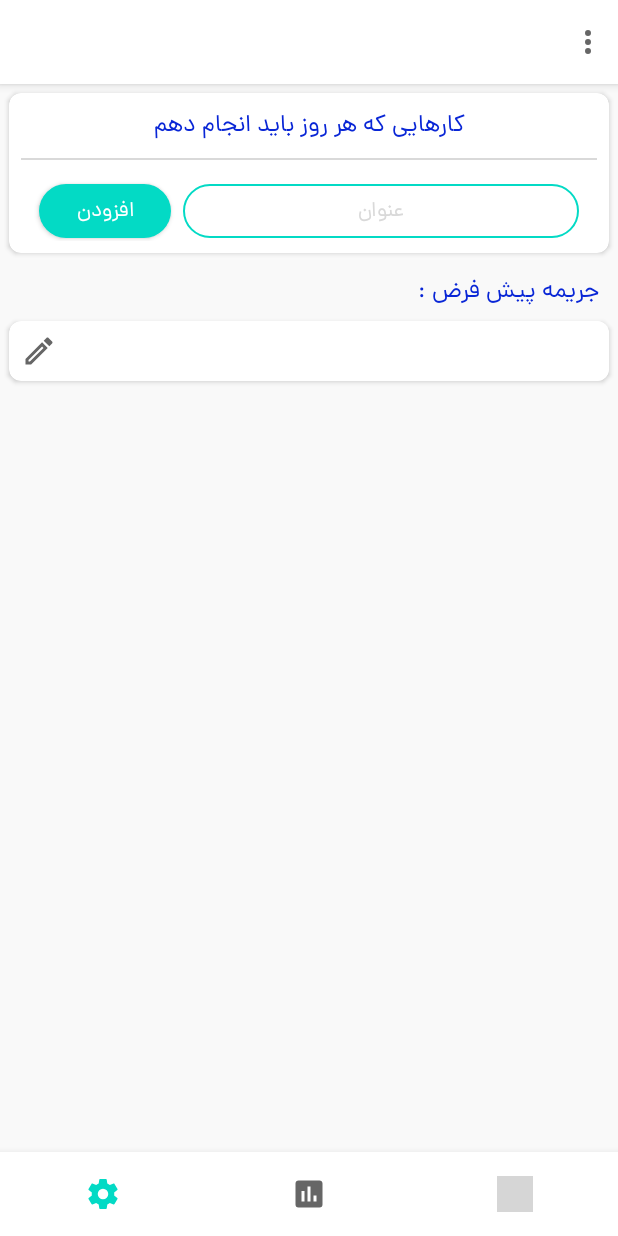
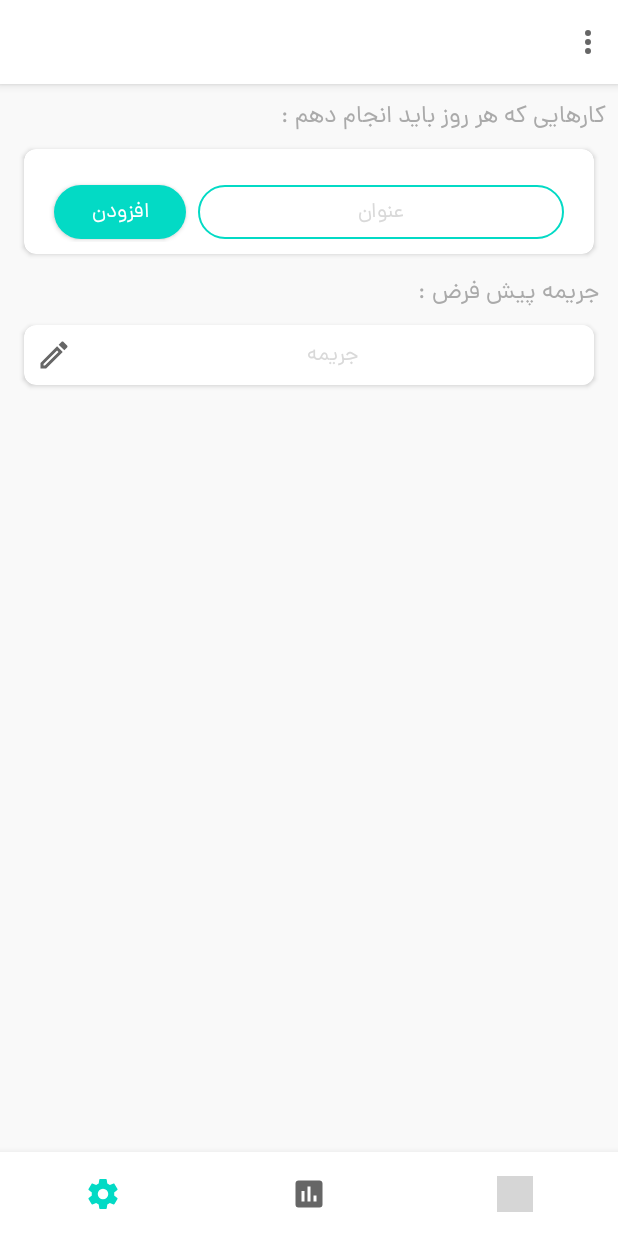
Before and after one commit to AbbasAtaei1991/tasks, an Android app: the screen it shows after launch (MainActivity), after a tap on "افزودن", on a phone screen of 412 x 824 dp. Run offline under Robolectric (Android 15) with nearby library versions, the phone set to English and light mode, and no system bars; our stand-ins replace Dagger/Hilt's generated code, Room's generated code; libraries missing offline, so code that uses them is left out: androidx.hilt.lifecycle; 1 statement that could not run was skipped; grey boxes are pictures that could not be loaded.

Commit message:
custom ransom

```diff
--- a/app/src/main/java/com/ataei/abbas/karam/DebtFragment.kt
+++ b/app/src/main/java/com/ataei/abbas/karam/DebtFragment.kt
@@ -78,7 +78,7 @@ class DebtFragment : Fragment(), OnStatusClickListener {
     }
 
     override fun onPay(job: Job) {
-        val newJob = Job(job.id, job.title, job.ransom, job.done, job.date, job.repeat, job.dayId, true)
+        val newJob = Job(job.id, job.title, job.ransom, job.done, job.date, job.repeat, job.dayId, true, job.priority)
         viewModel.updateJob(newJob)
     }
 
--- a/app/src/main/java/com/ataei/abbas/karam/data/model/AppDatabase.kt
+++ b/app/src/main/java/com/ataei/abbas/karam/data/model/AppDatabase.kt
@@ -8,7 +8,7 @@ import com.ataei.abbas.karam.data.dao.DailyDao
 import com.ataei.abbas.karam.data.dao.DayDao
 import com.ataei.abbas.karam.data.dao.JobDao
 
-@Database(entities = [Day::class, Job::class, Daily::class], version = 3, exportSchema = false)
+@Database(entities = [Day::class, Job::class, Daily::class], version = 4, exportSchema = false)
 abstract class AppDatabase : RoomDatabase() {
 
     abstract fun jobDao() : JobDao
--- a/app/src/main/java/com/ataei/abbas/karam/data/model/Job.kt
+++ b/app/src/main/java/com/ataei/abbas/karam/data/model/Job.kt
@@ -8,10 +8,11 @@ data class Job(
     @PrimaryKey(autoGenerate = true)
     val id: Int?, //date-time
     val title: String,
-    val ransom: Int,
+    val ransom: String,
     val done: Boolean,
     val date: String,
     val repeat: Boolean,
     val dayId: String,
-    val pay: Boolean = false
+    val pay: Boolean = false,
+    val priority: Int
 )
--- a/app/src/main/java/com/ataei/abbas/karam/jobs/JobViewModel.kt
+++ b/app/src/main/java/com/ataei/abbas/karam/jobs/JobViewModel.kt
@@ -9,12 +9,14 @@ import com.ataei.abbas.karam.data.model.Daily
 import com.ataei.abbas.karam.data.model.Day
 import com.ataei.abbas.karam.data.model.DayWithJobs
 import com.ataei.abbas.karam.data.model.Job
+import com.ataei.abbas.karam.utils.UserPreferenceRepository
 import kotlinx.coroutines.launch
 import kotlin.coroutines.CoroutineContext
 import kotlin.coroutines.EmptyCoroutineContext
 
 class JobViewModel @ViewModelInject constructor(
-    private val repository: JobRepository
+    private val repository: JobRepository,
+    private val userPreferenceRepository: UserPreferenceRepository
 ) : ViewModel() {
     val jobs: LiveData<List<Job>> = repository.getJobs().asLiveData()
 
@@ -40,4 +42,6 @@ class JobViewModel @ViewModelInject constructor(
 
     val items: LiveData<List<Daily>> = repository.getAll().asLiveData()
 
+    val savedRansom: LiveData<String> = userPreferenceRepository.getRansom().asLiveData()
+
 }
--- a/app/src/main/res/layout/dialog_edit.xml
+++ b/app/src/main/res/layout/dialog_edit.xml
@@ -53,7 +53,7 @@
         android:layout_marginEnd="16dp"
         android:layout_marginTop="8dp"
         android:layout_below="@id/JobTitleEt"
-        android:inputType="number"
+        android:inputType="text"
         android:gravity="center"
         android:hint="جریمه در صورت انجام ندادن"
         android:textColorHint="@color/hint_color"
--- a/app/src/main/res/layout/fragment_setting.xml
+++ b/app/src/main/res/layout/fragment_setting.xml
@@ -1,96 +1,94 @@
 <?xml version="1.0" encoding="utf-8"?>
-<androidx.constraintlayout.widget.ConstraintLayout xmlns:android="http://schemas.android.com/apk/res/android"
+<ScrollView xmlns:android="http://schemas.android.com/apk/res/android"
+    xmlns:app="http://schemas.android.com/apk/res-auto"
     android:layout_width="match_parent"
     android:layout_height="match_parent"
-    xmlns:app="http://schemas.android.com/apk/res-auto"
     android:background="@color/background">
+
+    <androidx.constraintlayout.widget.ConstraintLayout
+        android:layout_width="match_parent"
+        android:layout_height="wrap_content"
+        android:paddingBottom="8dp">
+
+        <TextView
+            android:id="@+id/descTv"
+            android:layout_width="wrap_content"
+            android:layout_height="wrap_content"
+            android:layout_margin="8dp"
+            android:gravity="center"
+            android:text="کارهایی که هر روز باید انجام دهم :"
+            android:textColor="@color/text_color"
+            android:textSize="16sp"
+            app:layout_constraintBottom_toBottomOf="parent"
+            app:layout_constraintEnd_toEndOf="parent"
+            app:layout_constraintHorizontal_bias="1.0"
+            app:layout_constraintStart_toStartOf="parent"
+            app:layout_constraintTop_toTopOf="parent"
+            app:layout_constraintVertical_bias="0.0" />
 
         <androidx.cardview.widget.CardView
             android:id="@+id/dailyCv"
             android:layout_width="match_parent"
             android:layout_height="wrap_content"
-        android:layout_margin="6dp"
+            android:layout_marginStart="16dp"
+            android:layout_marginEnd="16dp"
+            android:layout_marginTop="8dp"
+            app:cardCornerRadius="8dp"
             app:layout_constraintBottom_toBottomOf="parent"
             app:layout_constraintEnd_toEndOf="parent"
             app:layout_constraintStart_toStartOf="parent"
-        app:layout_constraintTop_toTopOf="parent"
-        app:layout_constraintVertical_bias="0.0"
-        app:cardCornerRadius="8dp">
+            app:layout_constraintTop_toBottomOf="@id/descTv"
+            app:layout_constraintVertical_bias="0.0">
 
             <androidx.constraintlayout.widget.ConstraintLayout
                 android:layout_width="match_parent"
                 android:layout_height="match_parent"
                 android:padding="8dp">
 
-            <TextView
-                android:id="@+id/descTv"
-                android:layout_width="match_parent"
-                android:layout_height="match_parent"
-                android:gravity="center"
-                android:text="کارهایی که هر روز باید انجام دهم"
-                android:textColor="#0926D6"
-                android:textSize="16sp"
-                android:layout_marginBottom="8dp"
-                app:layout_constraintTop_toTopOf="parent"
-                app:layout_constraintStart_toStartOf="parent"
-                app:layout_constraintEnd_toEndOf="parent"
-                app:layout_constraintBottom_toTopOf="@id/line"/>
-
-            <View
-                android:id="@+id/line"
-                android:layout_width="match_parent"
-                android:layout_height="1dp"
-                android:background="@color/hint_color"
-                android:layout_marginBottom="12dp"
-                android:layout_marginTop="8dp"
-                app:layout_constraintStart_toStartOf="parent"
-                app:layout_constraintEnd_toEndOf="parent"
-                app:layout_constraintTop_toBottomOf="@id/descTv"/>
-
                 <androidx.recyclerview.widget.RecyclerView
                     android:id="@+id/dailyRv"
                     android:layout_width="match_parent"
                     android:layout_height="wrap_content"
+                    android:layout_marginTop="8dp"
                     android:maxHeight="200dp"
+                    android:paddingBottom="4dp"
+                    app:layout_constraintBottom_toTopOf="@id/dailyBtn"
+                    app:layout_constraintEnd_toEndOf="parent"
                     app:layout_constraintHeight_max="200dp"
-                android:layout_marginTop="8dp"
-                android:paddingBottom="4dp"
-                app:layout_constraintEnd_toEndOf="parent"
                     app:layout_constraintStart_toStartOf="parent"
-                app:layout_constraintTop_toBottomOf="@id/line"
-                app:layout_constraintBottom_toTopOf="@id/dailyBtn"/>
+                    app:layout_constraintTop_toTopOf="parent" />
 
                 <androidx.appcompat.widget.AppCompatEditText
                     android:id="@+id/dailyEt"
                     android:layout_width="0dp"
                     android:layout_height="36dp"
-                android:background="@drawable/et_bg"
                     android:layout_marginStart="8dp"
                     android:layout_marginEnd="12dp"
+                    android:background="@drawable/et_bg"
+                    android:gravity="center"
                     android:hint="عنوان"
                     android:textColorHint="@color/hint_color"
                     android:textSize="14sp"
-                android:gravity="center"
-                app:layout_constraintTop_toTopOf="@id/dailyBtn"
                     app:layout_constraintBottom_toBottomOf="@id/dailyBtn"
+                    app:layout_constraintEnd_toEndOf="parent"
                     app:layout_constraintStart_toEndOf="@id/dailyBtn"
-                app:layout_constraintEnd_toEndOf="parent"/>
+                    app:layout_constraintTop_toTopOf="@id/dailyBtn" />
 
                 <androidx.appcompat.widget.AppCompatButton
                     android:id="@+id/dailyBtn"
                     style="@style/AppTheme.CustomMaterialButton"
                     android:layout_width="wrap_content"
                     android:layout_height="36dp"
+                    android:layout_marginStart="12dp"
                     android:layout_marginTop="4dp"
                     android:layout_marginBottom="2dp"
-                android:layout_marginStart="12dp"
                     android:text="افزودن"
                     android:textColor="@color/white"
-                app:layout_constraintTop_toBottomOf="@id/dailyRv"
-                app:layout_constraintStart_toStartOf="parent"
                     app:layout_constraintBottom_toBottomOf="parent"
                     app:layout_constraintEnd_toEndOf="parent"
-                app:layout_constraintHorizontal_bias="0.0"/>
+                    app:layout_constraintHorizontal_bias="0.0"
+                    app:layout_constraintStart_toStartOf="parent"
+                    app:layout_constraintTop_toBottomOf="@id/dailyRv" />
             </androidx.constraintlayout.widget.ConstraintLayout>
 
         </androidx.cardview.widget.CardView>
@@ -99,22 +97,25 @@
             android:id="@+id/ransom"
             android:layout_width="wrap_content"
             android:layout_height="wrap_content"
-        app:layout_constraintTop_toBottomOf="@id/dailyCv"
+            android:layout_margin="12dp"
+            android:text="جریمه پیش فرض :"
+            android:textColor="@color/text_color"
+            android:textSize="16sp"
+            app:layout_constraintEnd_toEndOf="parent"
+            app:layout_constraintHorizontal_bias="1.0"
             app:layout_constraintStart_toStartOf="parent"
-        app:layout_constraintEnd_toEndOf="parent"
-        android:layout_margin="12dp"
-        app:layout_constraintHorizontal_bias="1.0"
-        android:text="جریمه پیش فرض :"
-        android:textColor="#0926D6"
-        android:textSize="16sp"/>
+            app:layout_constraintTop_toBottomOf="@id/dailyCv" />
 
         <androidx.cardview.widget.CardView
+            android:id="@+id/cv"
             android:layout_width="match_parent"
             android:layout_height="wrap_content"
-        app:layout_constraintTop_toBottomOf="@id/ransom"
-        android:layout_margin="6dp"
+            android:layout_marginStart="16dp"
+            android:layout_marginEnd="16dp"
+            android:layout_marginTop="8dp"
+            app:cardBackgroundColor="@color/white"
             app:cardCornerRadius="8dp"
-        app:cardBackgroundColor="@color/white">
+            app:layout_constraintTop_toBottomOf="@id/ransom">
 
             <RelativeLayout
                 android:layout_width="match_parent"
@@ -126,22 +127,35 @@
                     android:layout_height="wrap_content"
                     android:layout_centerVertical="true"
                     android:layout_toEndOf="@id/ransomBtn"
+                    android:background="@color/white"
+                    android:gravity="center"
+                    android:hint="جریمه"
                     android:imeOptions="actionDone"
                     android:inputType="text"
-                android:background="@color/white"
                     android:padding="8dp"
                     android:textColor="@color/black"
-                android:textSize="14sp"
-                android:gravity="center"/>
+                    android:textColorHint="@color/hint_color"
+                    android:textSize="14sp" />
 
                 <ImageView
                     android:id="@+id/ransomBtn"
                     android:layout_width="24dp"
                     android:layout_height="24dp"
                     android:layout_centerVertical="true"
-                android:src="@drawable/pencil_outline"
-                android:layout_marginStart="8dp"/>
+                    android:layout_marginStart="8dp"
+                    android:src="@drawable/pencil_outline" />
             </RelativeLayout>
         </androidx.cardview.widget.CardView>
 
+        <View
+            android:layout_width="match_parent"
+            android:layout_height="2dp"
+            app:layout_constraintStart_toStartOf="parent"
+            app:layout_constraintEnd_toEndOf="parent"
+            app:layout_constraintTop_toBottomOf="@id/cv"
+            android:layout_marginTop="2dp"
+            android:background="@android:color/transparent"/>
+
     </androidx.constraintlayout.widget.ConstraintLayout>
+
+</ScrollView>
--- a/app/src/main/res/values/colors.xml
+++ b/app/src/main/res/values/colors.xml
@@ -11,5 +11,6 @@
     <color name="background">#F9F9F9</color>
     <color name="nav_color">#666666</color>
     <color name="hint_color">#D9D9D9</color>
+    <color name="text_color">#AAAAAA</color>
     <color name="item_color">#F6FBFB</color>
 </resources>
```
Also changed, not shown: app/src/main/java/com/ataei/abbas/karam/JobFragment.kt (+15 -7 lines), app/src/main/java/com/ataei/abbas/karam/utils/MyAdapter.kt (+6 -6 lines), app/src/main/res/layout/child_row.xml (+3 -4 lines). Lines whose indentation alone changed are shown as unchanged.
